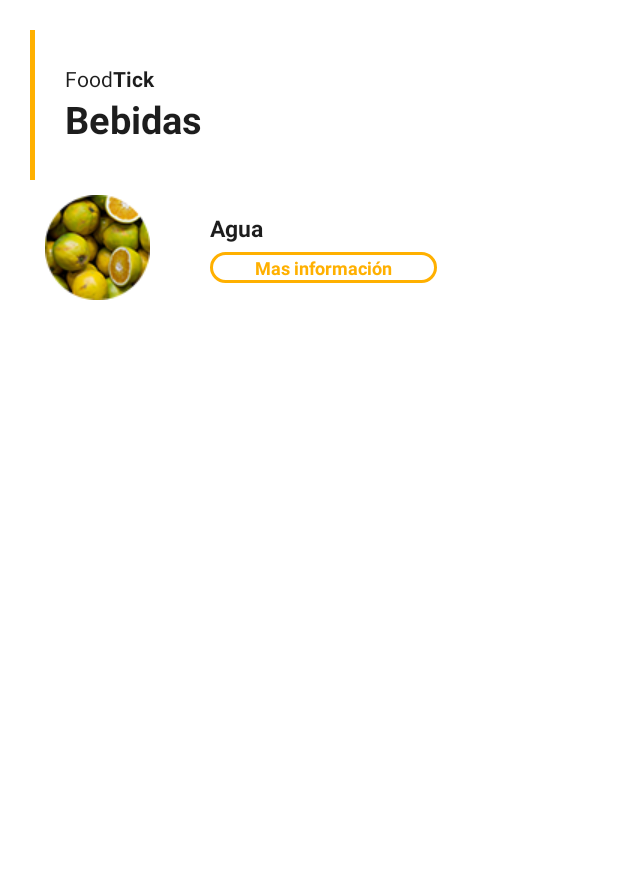
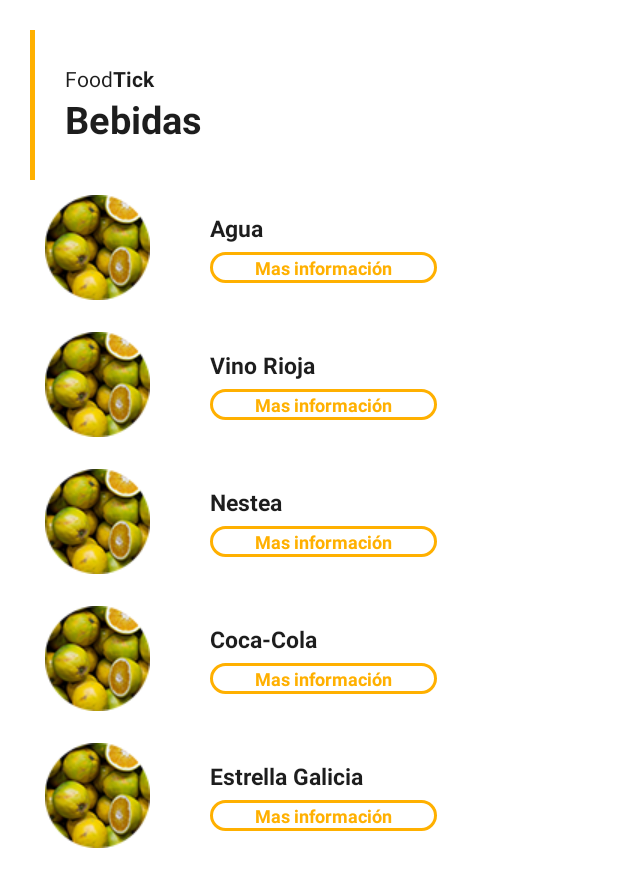
Before and after one commit to Fonsi20/Android---FoodTick, an Android app: the screen it shows after launch (ListaComidas), after a tap on an icon or button, on a phone screen of 412 x 824 dp. Shown: the top 887 px of the screen. Run offline under Robolectric (Android 15) with nearby library versions, the phone set to English and light mode, and no system bars; Roboto replaces fonts that are not available here.

Commit message:
Imagen Default producto Lista

```diff
--- a/app/src/main/java/com/example/foodtrick/BBDD/BDHelper.java
+++ b/app/src/main/java/com/example/foodtrick/BBDD/BDHelper.java
@@ -41,7 +41,27 @@
                 "(8,'Pasta','Unos buenos rigoletis di el doctore hecter')");
         sqLiteDatabase.execSQL("INSERT INTO Alimentos values ('Lomo Embuchado',14,245,75,1)," +
                 "('Solomillo Mercadona',145,89,32,1)," +
+                "('Costilla de Ternera',105,21,455,1)," +
                 "('Agua',0,0,0,4)," +
+                "('Leche Asturian Desnatada',36,45,10,5)," +
+                "('Queso Gran Capitan Semicurado',55,11,45,5)," +
+                "('Manzana Golden',0,0,0,6)," +
+                "('Platano de Canarias',20,0,0,6)," +
+                "('Naranja Valenciana',0,40,0,6)," +
+                "('Kiwi',0,0,0,6)," +
+                "('Vino Rioja',40,25,99,4)," +
+                "('Nestea',200,10,45,4)," +
+                "('Crema Cataalana',740,620,205,7)," +
+                "('Donut',740,620,205,7)," +
+                "('Pastel de Zanahoria',740,620,205,7)," +
+                "('Calabazin',70,60,5,3)," +
+                "('Pastel de Calabaza',740,620,205,7)," +
+                "('Filloas',740,620,205,7)," +
+                "('Bizcocho',740,620,205,7)," +
+                "('Gelatina',740,620,205,7)," +
+                "('Helado Magnum',740,620,205,7)," +
+                "('Coca-Cola',354,200,100,4)," +
+                "('Estrella Galicia',87,60,19,4)," +
                 "('Carne picada de Cerdo y Ternera',15,72,32,1)," +
                 "('Pizza Casa Tarradellas Carbonara',405,9,82,8)," +
                 "('Salmón Pescanoba',254,35,21,2)");
--- a/app/src/main/res/layout/activity_producto.xml
+++ b/app/src/main/res/layout/activity_producto.xml
@@ -1,12 +1,12 @@
 <?xml version="1.0" encoding="utf-8"?>
 <LinearLayout xmlns:android="http://schemas.android.com/apk/res/android"
-    android:id="@+id/background"
+    android:id="@+id/LLProducto"
     xmlns:app="http://schemas.android.com/apk/res-auto"
     xmlns:tools="http://schemas.android.com/tools"
     android:layout_width="match_parent"
     android:layout_height="match_parent"
     android:adjustViewBounds="true"
-    android:background="@drawable/carne_grande"
+    android:background="@drawable/fondoprodudefualt"
     android:gravity="bottom"
     android:orientation="vertical"
     tools:context=".Producto">
```
Also changed, not shown: app/src/main/java/com/example/foodtrick/Producto.java (+4 -4 lines), app/src/main/res/drawable/fondoprodudefualt.png (added).
